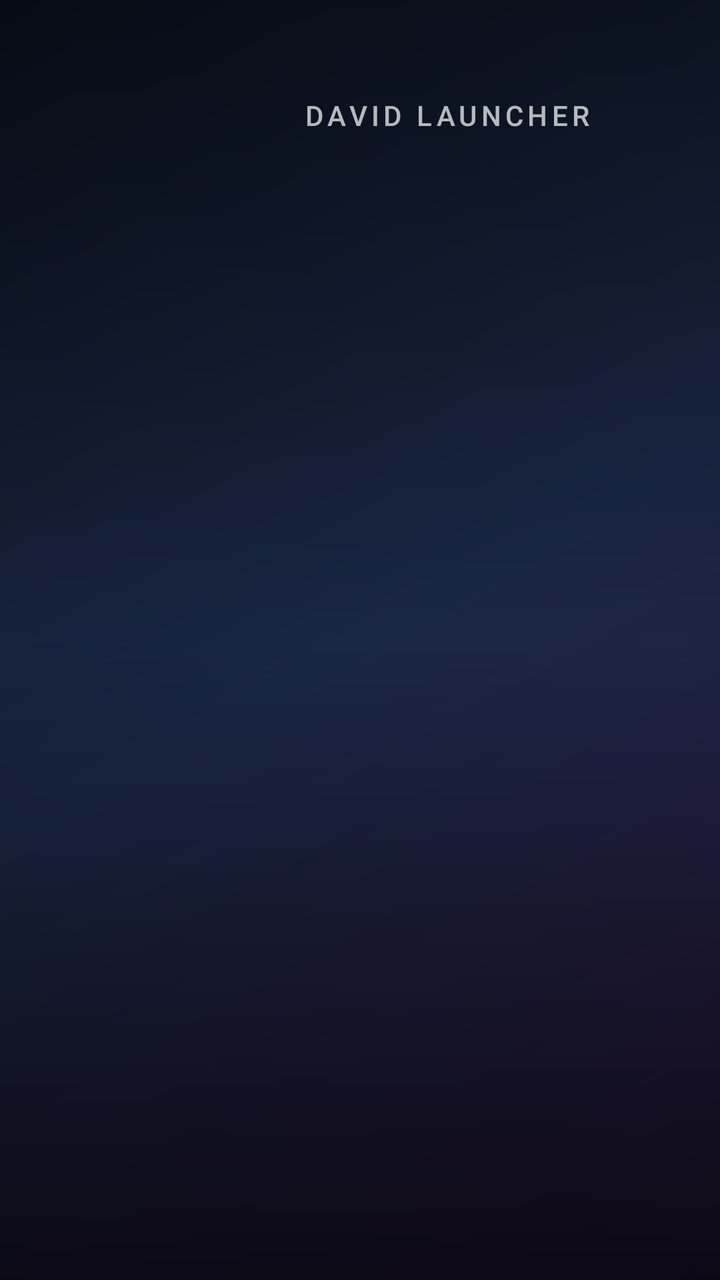
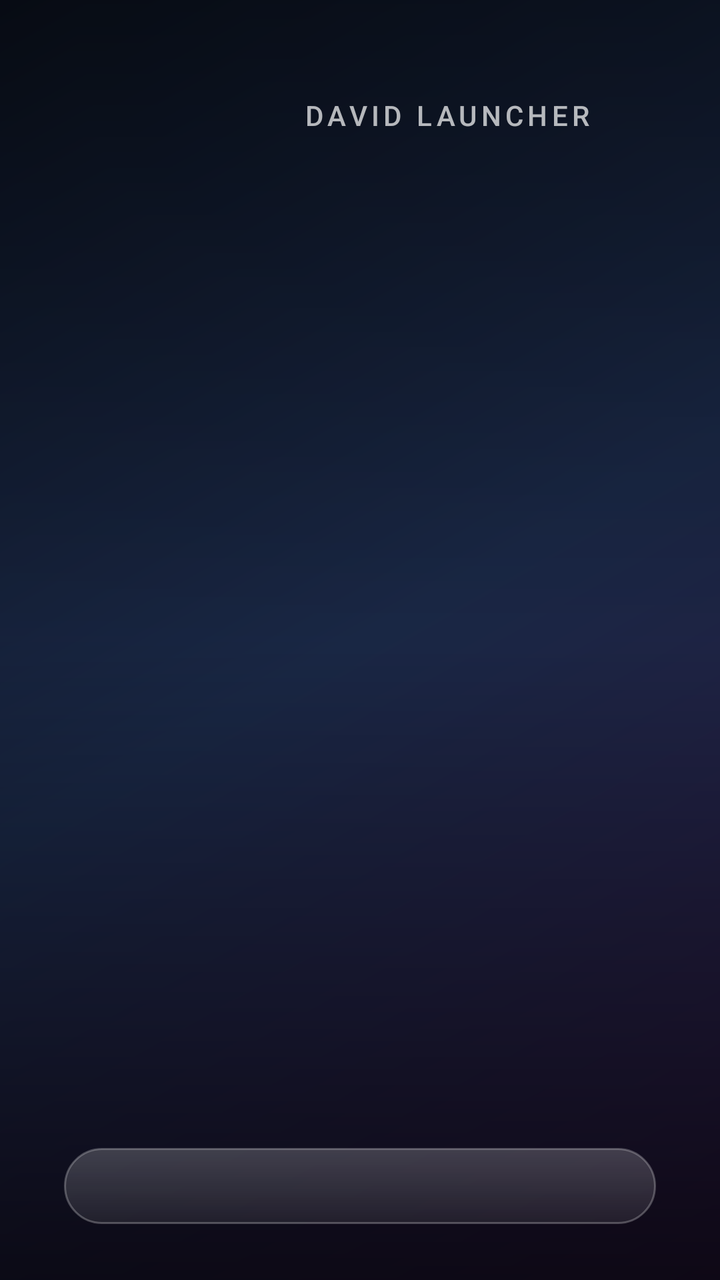

The first picture is an Android layout as it rendered before a commit; the second is the same layout after the commit. The layout source and the unified diff follow.
<!-- AndroidManifest.xml: application theme Theme.DavidLauncher -->
<!-- res/layout/activity_main.xml -->
<?xml version="1.0" encoding="utf-8"?>
<FrameLayout xmlns:android="http://schemas.android.com/apk/res/android"
    android:layout_width="match_parent"
    android:layout_height="match_parent"
    android:background="@drawable/bg_fallback">

    
    <ImageView
        android:id="@+id/wallFront"
        android:layout_width="match_parent"
        android:layout_height="match_parent"
        android:importantForAccessibility="no"
        android:scaleType="centerCrop" />

    <ImageView
        android:id="@+id/wallBack"
        android:layout_width="match_parent"
        android:layout_height="match_parent"
        android:alpha="0"
        android:importantForAccessibility="no"
        android:scaleType="centerCrop" />

    
    <TextureView
        android:id="@+id/wallVideo"
        android:layout_width="match_parent"
        android:layout_height="match_parent"
        android:alpha="0"
        android:importantForAccessibility="no" />

    
    <View
        android:layout_width="match_parent"
        android:layout_height="match_parent"
        android:background="@drawable/scrim" />

    <LinearLayout
        android:layout_width="wrap_content"
        android:layout_height="wrap_content"
        android:layout_marginStart="64dp"
        android:layout_marginTop="40dp"
        android:orientation="vertical">

        <TextView
            android:id="@+id/clock"
            android:layout_width="wrap_content"
            android:layout_height="wrap_content"
            android:fontFamily="sans-serif-light"
            android:shadowColor="#99000000"
            android:shadowDy="2"
            android:shadowRadius="10"
            android:textColor="#FFFFFF"
            android:textSize="56sp" />

        <TextView
            android:id="@+id/date"
            android:layout_width="wrap_content"
            android:layout_height="wrap_content"
            android:fontFamily="sans-serif"
            android:shadowColor="#99000000"
            android:shadowDy="1"
            android:shadowRadius="8"
            android:textColor="#D9FFFFFF"
            android:textSize="18sp" />
    </LinearLayout>

    <TextView
        android:layout_width="wrap_content"
        android:layout_height="wrap_content"
        android:layout_gravity="top|end"
        android:layout_marginTop="48dp"
        android:layout_marginEnd="64dp"
        android:fontFamily="sans-serif-medium"
        android:letterSpacing="0.15"
        android:text="@string/brand"
        android:textColor="#B3FFFFFF"
        android:textSize="14sp" />

    <HorizontalScrollView
        android:layout_width="match_parent"
        android:layout_height="wrap_content"
        android:layout_gravity="bottom"
        android:layout_marginBottom="40dp"
        android:clipChildren="false"
        android:clipToPadding="false"
        android:overScrollMode="never"
        android:scrollbars="none">

        <LinearLayout
            android:id="@+id/dock"
            android:layout_width="wrap_content"
            android:layout_height="wrap_content"
            android:clipChildren="false"
            android:clipToPadding="false"
            android:orientation="horizontal"
            android:paddingStart="64dp"
            android:paddingTop="24dp"
            android:paddingEnd="64dp" />
    </HorizontalScrollView>

    
    <LinearLayout
        android:id="@+id/greeting"
        android:layout_width="match_parent"
        android:layout_height="match_parent"
        android:alpha="0"
        android:background="#99000000"
        android:gravity="center"
        android:orientation="vertical"
        android:visibility="gone">

        <TextView
            android:id="@+id/greetingSmall"
            android:layout_width="wrap_content"
            android:layout_height="wrap_content"
            android:fontFamily="sans-serif-medium"
            android:letterSpacing="0.2"
            android:textAllCaps="true"
            android:textColor="#CCFFFFFF"
            android:textSize="20sp" />

        <TextView
            android:layout_width="wrap_content"
            android:layout_height="wrap_content"
            android:layout_marginTop="12dp"
            android:fontFamily="sans-serif-light"
            android:gravity="center"
            android:shadowColor="#99000000"
            android:shadowDy="3"
            android:shadowRadius="16"
            android:text="@string/welcome"
            android:textColor="#FFFFFF"
            android:textSize="60sp" />
    </LinearLayout>
</FrameLayout>
<!-- resources referenced by this layout -->
<resources>
  <!-- drawable bg_fallback (drawable) -->
  <?xml version="1.0" encoding="utf-8"?>
  <shape xmlns:android="http://schemas.android.com/apk/res/android">
      <gradient android:angle="315" android:startColor="#0B1220" android:centerColor="#1B2A4A" android:endColor="#2E1A47" />
  </shape>
  <!-- drawable scrim (drawable) -->
  <?xml version="1.0" encoding="utf-8"?>
  <shape xmlns:android="http://schemas.android.com/apk/res/android">
      <gradient android:angle="90" android:startColor="#B3000000" android:centerColor="#14000000" android:endColor="#66000000" />
  </shape>
  <string name="brand">DAVID LAUNCHER</string>
  <string name="welcome">Bienvenido, mi rey David</string>
  <style name="Theme.DavidLauncher" parent="@android:style/Theme.Material.NoActionBar.Fullscreen">
          <item name="android:windowBackground">@drawable/bg_fallback</item>
          <item name="android:windowShowWallpaper">false</item>
          <item name="android:windowAnimationStyle">@null</item>
          <item name="android:colorAccent">#FFFFFF</item>
      </style>
</resources>

<!-- the commit's change to res/layout/activity_main.xml (unified diff, before → after) -->
@@ -80,9 +80,13 @@
         android:layout_width="match_parent"
         android:layout_height="wrap_content"
         android:layout_gravity="bottom"
-        android:layout_marginBottom="40dp"
-        android:clipChildren="false"
+        android:layout_marginStart="32dp"
+        android:layout_marginEnd="32dp"
+        android:layout_marginBottom="28dp"
+        android:background="@drawable/bg_glass"
         android:clipToPadding="false"
+        android:fadingEdgeLength="48dp"
+        android:requiresFadingEdge="horizontal"
         android:overScrollMode="never"
         android:scrollbars="none">
 
@@ -93,9 +97,10 @@
             android:clipChildren="false"
             android:clipToPadding="false"
             android:orientation="horizontal"
-            android:paddingStart="64dp"
-            android:paddingTop="24dp"
-            android:paddingEnd="64dp" />
+            android:paddingStart="32dp"
+            android:paddingTop="22dp"
+            android:paddingEnd="32dp"
+            android:paddingBottom="16dp" />
     </HorizontalScrollView>
 
     
<!-- resource entries referenced after the edit -->
@@ -4,6 +4,13 @@
   <?xml version="1.0" encoding="utf-8"?>
   <shape xmlns:android="http://schemas.android.com/apk/res/android">
       <gradient android:angle="315" android:startColor="#0B1220" android:centerColor="#1B2A4A" android:endColor="#2E1A47" />
+  </shape>
+  <!-- drawable bg_glass (drawable) -->
+  <?xml version="1.0" encoding="utf-8"?>
+  <shape xmlns:android="http://schemas.android.com/apk/res/android" android:shape="rectangle">
+      <gradient android:angle="270" android:startColor="#33FFFFFF" android:endColor="#14FFFFFF" />
+      <corners android:radius="28dp" />
+      <stroke android:width="1dp" android:color="#40FFFFFF" />
   </shape>
   <!-- drawable scrim (drawable) -->
   <?xml version="1.0" encoding="utf-8"?>
